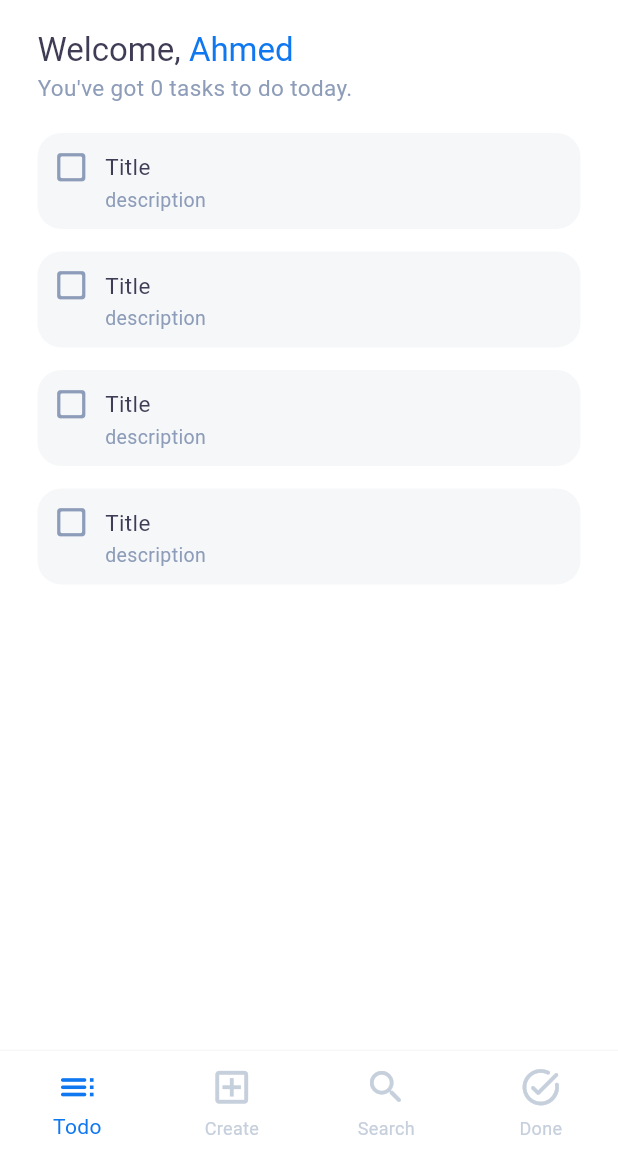
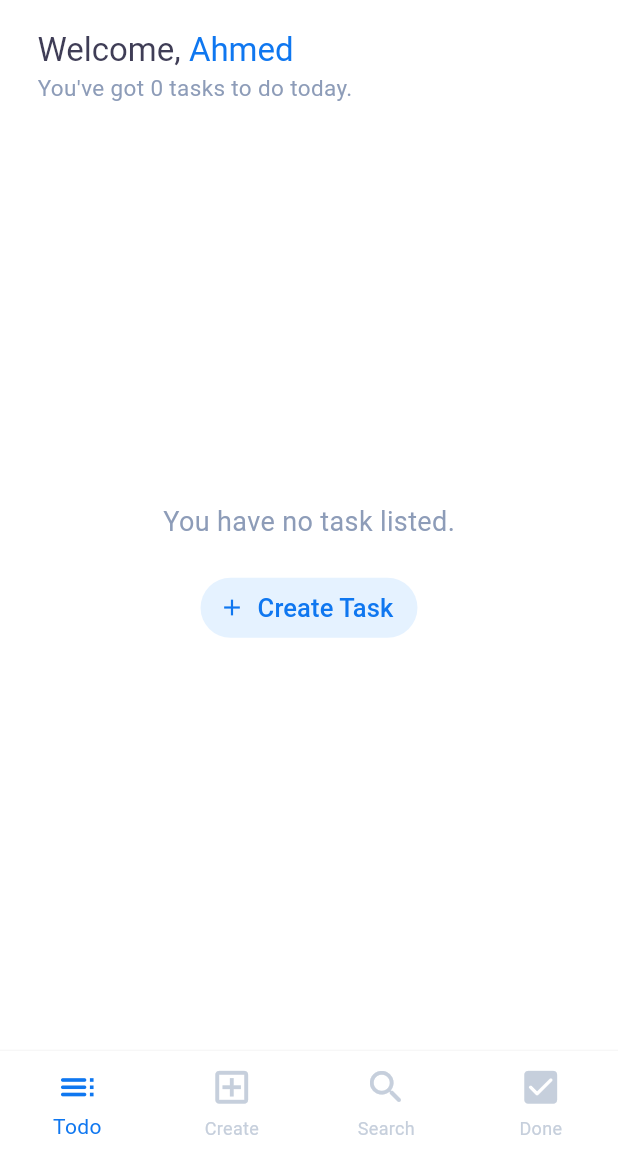
Before and after one commit to ahmed-taha1/Taski, a Flutter app: the screen it shows after launch, on a phone screen of 412 x 824 dp, the part 80-1236 px from its top. Run offline on Flutter 3.47's test engine with Material 3 defaults, Android fonts, the phone set to English and light mode, and no system bars; our stand-ins replace equatable, flutter_bloc, sqflite; accounts and stored records are empty.

Commit message:
db created, add , remove , update, delete task added, views , bottom sheet added

```diff
--- /dev/null
+++ b/lib/core/helpers/data_base_helper.dart
@@ -0,0 +1,71 @@
+import 'package:sqflite/sqflite.dart';
+import 'package:path/path.dart';
+
+class DataBaseHelper {
+  static Database? _instance;
+
+  static Future<Database> _getInstance() async {
+    _instance ??= await _initDB();
+    return _instance!;
+  }
+
+  static _initDB() async {
+    String dBPath = await getDatabasesPath();
+    String path = join(dBPath, 'Taski.db');
+    Database myDB = await openDatabase(path,
+        onCreate: _onCreate, version: 1, onUpgrade: _onUpdate);
+    return myDB;
+  }
+
+  static _onUpdate(Database db, int oldVersion, int newVersion) async {}
+
+  static _onCreate(Database db, int version) async {
+    try {
+      await db.execute('''
+      CREATE TABLE "Task"(
+        "id" INTEGER PRIMARY KEY NOT NULL,
+        "title" TEXT,
+        "description" TEXT,
+        "isCompleted" INTEGER
+      )''');
+    } catch (e) {
+      rethrow;
+    }
+  }
+
+  static query(String query) async {
+    Database myDB = await _getInstance();
+    List<Map> response = await myDB.rawQuery(query);
+    return response;
+  }
+
+  static Future<int> insert(String query) async {
+    Database myDB = await _getInstance();
+    try {
+      var response = await myDB.rawInsert(query);
+      return response;
+    } catch (e) {
+      rethrow;
+    }
+  }
+
+  static Future<int> update(String query) async {
+    Database myDB = await _getInstance();
+    try {
+      var response = await myDB.rawUpdate(query);
+      return response;
+    } catch (e) {
+      rethrow;
+    }
+  }
+
+  static delete(String query) async {
+    Database myDB = await _getInstance();
+    try {
+      var response = await myDB.rawDelete(query);
+      return response;
+    } catch (e) {
+      rethrow;
+    }
+  }
+}
--- a/lib/core/models/Task.dart
+++ b/lib/core/models/Task.dart
@@ -3,14 +3,34 @@ import 'package:equatable/equatable.dart';
 class Task extends Equatable {
   final String title;
   final String description;
-  final bool isCompleted;
+  final int isCompleted;
+  int? id;
 
-  const Task({
+  Task({
     required this.title,
     required this.description,
     required this.isCompleted,
+    this.id,
   });
 
   @override
   List<Object> get props => [title, description, isCompleted];
+
+  static Task fromMap(Map<dynamic, dynamic> map) {
+    return Task(
+      title: map['title'],
+      description: map['description'],
+      isCompleted: map['isCompleted'],
+      id: map['id'],
+    );
+  }
+
+  Map<String, dynamic> toMap() {
+    return {
+      'title': title,
+      'description': description,
+      'isCompleted': isCompleted,
+      'id': id,
+    };
+  }
 }
--- /dev/null
+++ b/lib/features/tasks/data/i_tasks_repo.dart
@@ -0,0 +1,8 @@
+import 'package:taski/core/models/Task.dart';
+
+abstract class ITasksRepo {
+  Future<List<Task>> getTasks();
+  Future<Task> addTask(Task task);
+  Future<Task> updateTask(Task task);
+  Future<void> deleteTask(Task task);
+}
--- /dev/null
+++ b/lib/features/tasks/data/tasks_repo.dart
@@ -0,0 +1,73 @@
+// import 'package:taski/core/helpers/data_base_helper.dart';
+// import 'package:taski/core/models/task.dart';
+// import 'package:taski/features/tasks/data/i_tasks_repo.dart';
+
+import 'package:taski/core/helpers/data_base_helper.dart';
+import 'package:taski/core/models/Task.dart';
+import 'package:taski/features/tasks/data/i_tasks_repo.dart';
+
+class TasksRepo implements ITasksRepo {
+  @override
+  Future<Task> addTask(Task task) async {
+    try {
+      int id = await DataBaseHelper.insert(
+      '''
+        INSERT INTO "Task" (
+          "title", "description", "isCompleted")
+        VALUES(
+          "${task.title}",
+          "${task.description}",
+          ${task.isCompleted})
+      ''');
+      task.id = id;
+      return task;
+    } catch (e) {
+      rethrow;
+    }
+  }
+
+  @override
+  Future<void> deleteTask(Task task) async {
+    try {
+      await DataBaseHelper.delete('''
+        DELETE FROM "Task"
+        WHERE id = ${task.id}
+      ''');
+    } catch (e) {
+      rethrow;
+    }
+  }
+
+  @override
+  Future<List<Task>> getTasks() async {
+    try{
+      List<Map> response = await DataBaseHelper.query('''
+        SELECT * FROM "Task"
+      ''');
+      List<Task> tasks = [];
+      for (var element in response) {
+        tasks.add(Task.fromMap(element));
+      }
+      return tasks;
+    } catch (e) {
+      rethrow;
+    }
+  }
+
+  @override
+  Future<Task> updateTask(Task task) async{
+    try{
+      await DataBaseHelper.update('''
+        UPDATE "Task"
+        SET
+          "title" = "${task.title}",
+          "description" = "${task.description}",
+          "isCompleted" = ${task.isCompleted}
+        WHERE id = ${task.id}
+      ''');
+      return task;
+    } catch (e) {
+      rethrow;
+    }
+  }
+}
--- a/lib/features/tasks/logic/tasks_cubit.dart
+++ b/lib/features/tasks/logic/tasks_cubit.dart
@@ -1,11 +1,125 @@
 import 'package:equatable/equatable.dart';
+import 'package:flutter/cupertino.dart';
+import 'package:flutter/material.dart';
 import 'package:flutter_bloc/flutter_bloc.dart';
-import '../../../core/models/Task.dart';
+import 'package:taski/core/models/Task.dart';
+import 'package:taski/features/tasks/data/i_tasks_repo.dart';
+import 'package:taski/features/tasks/ui/widgets/bottom_sheet.dart';
 
 part 'tasks_state.dart';
 
 class TasksCubit extends Cubit<TasksState> {
+  TextEditingController titleController = TextEditingController();
+  TextEditingController descriptionController = TextEditingController();
+  int displayTaskWithStatus = 0;
   List<Task> tasks = [];
-  TasksCubit() : super(TasksInitial());
+  final ITasksRepo _tasksRepo;
+  int currPageIndex = 0;
 
+  TasksCubit(this._tasksRepo) : super(TasksInitial()) {
+    getTasks();
+  }
+
+  Future<void> getTasks() async {
+    try {
+      tasks = await _tasksRepo.getTasks();
+      emit(TasksLoaded(tasks: tasks));
+    } catch (e) {
+      emit(TasksError(message: e.toString()));
+    }
+  }
+
+  Future<void> addTask() async {
+    try {
+      Task task = Task(
+        title: titleController.text,
+        description: descriptionController.text,
+        isCompleted: 0,
+      );
+      Task newTask = await _tasksRepo.addTask(task);
+      tasks.add(newTask);
+      emit(TaskAdded(task: newTask));
+    } catch (e) {
+      emit(TasksError(message: e.toString()));
+    }
+  }
+
+  Future<void> updateTask(Task task) async {
+    try {
+      Task updatedTask = await _tasksRepo.updateTask(task);
+      tasks =
+          tasks.map((e) => e.id == updatedTask.id ? updatedTask : e).toList();
+      emit(TaskUpdated(task: updatedTask));
+    } catch (e) {
+      emit(TasksError(message: e.toString()));
+    }
+  }
+
+  Future<void> deleteTask(Task task) async {
+    try {
+      await _tasksRepo.deleteTask(task);
+      tasks.removeWhere((element) => element.id == task.id);
+      emit(TaskDeleted(taskId: task.id!));
+    } catch (e) {
+      emit(TasksError(message: e.toString()));
+    }
+  }
+
+  Future<void> changeCompleteStatus(Task task) async {
+    try {
+      Task updatedTask = Task(
+        title: task.title,
+        description: task.description,
+        isCompleted: 1 - task.isCompleted,
+        id: task.id,
+      );
+      tasks =
+          tasks.map((e) => e.id == updatedTask.id ? updatedTask : e).toList();
+      emit(TaskUpdated(task: updatedTask));
+      await _tasksRepo.updateTask(updatedTask);
+    } catch (e) {
+      emit(TasksError(message: e.toString()));
+    }
+  }
+
+  void changePageIndex(int index, BuildContext context) {
+    switch (index) {
+      case 0:
+        displayTaskWithStatus = 0;
+        currPageIndex = index;
+        break;
+      case 1:
+        titleController.clear();
+        descriptionController.clear();
+        displayBottomSheet(
+          context: context,
+          titleController: titleController,
+          descriptionController: descriptionController,
+        );
+        break;
+      case 2:
+        // tasks.sort((a, b) => a.isCompleted.compareTo(b.isCompleted));
+        // emit(TasksLoaded(tasks: tasks));
+        currPageIndex = index;
+        break;
+      case 3:
+        currPageIndex = index;
+        displayTaskWithStatus = 1;
+        break;
+    }
+    emit(PageChanged(page: index));
+  }
+
+  void editTask(BuildContext context, Task task) {
+    titleController.text = task.title;
+    descriptionController.text = task.description;
+    displayBottomSheet(
+      context: context,
+      titleController: titleController,
+      descriptionController: descriptionController,
+      isEditing : true,
+      taskId: task.id,
+      isCompleted: task.isCompleted,
+    );
+  }
 }
--- a/lib/features/tasks/logic/tasks_state.dart
+++ b/lib/features/tasks/logic/tasks_state.dart
@@ -8,3 +8,57 @@ class TasksInitial extends TasksState {
   @override
   List<Object> get props => [];
 }
+
+class TasksLoaded extends TasksState {
+  final List<Task> tasks;
+
+  const TasksLoaded({required this.tasks});
+
+  @override
+  List<Object> get props => [tasks];
+}
+
+class TasksError extends TasksState {
+  final String message;
+
+  const TasksError({required this.message});
+
+  @override
+  List<Object> get props => [message];
+}
+
+class TaskAdded extends TasksState {
+  final Task task;
+
+  const TaskAdded({required this.task});
+
+  @override
+  List<Object> get props => [task];
+}
+
+class TaskUpdated extends TasksState {
+  final Task task;
+
+  const TaskUpdated({required this.task});
+
+  @override
+  List<Object> get props => [task];
+}
+
+class TaskDeleted extends TasksState {
+  final int taskId;
+
+  const TaskDeleted({required this.taskId});
+
+  @override
+  List<Object> get props => [taskId];
+}
+
+class PageChanged extends TasksState {
+  final int page;
+
+  const PageChanged({required this.page});
+
+  @override
+  List<Object> get props => [page];
+}
--- a/lib/features/tasks/ui/tasks_view.dart
+++ b/lib/features/tasks/ui/tasks_view.dart
@@ -1,5 +1,8 @@
 import 'package:flutter/material.dart';
+import 'package:flutter_bloc/flutter_bloc.dart';
+import 'package:taski/features/tasks/logic/tasks_cubit.dart';
 import 'package:taski/features/tasks/ui/widgets/tasks_view_body.dart';
+import 'package:taski/features/tasks/ui/widgets/bottom_sheet.dart';
 
 class TasksView extends StatelessWidget {
   const TasksView({super.key});
@@ -11,7 +14,9 @@ class TasksView extends StatelessWidget {
       body: const TasksViewBody(),
       bottomNavigationBar: SizedBox(
         height: 70,
-        child: BottomNavigationBar(
+        child: BlocBuilder<TasksCubit, TasksState>(
+          builder: (context, state) {
+            return BottomNavigationBar(
               elevation: 2,
               type: BottomNavigationBarType.fixed,
               enableFeedback: false,
@@ -19,9 +24,16 @@ class TasksView extends StatelessWidget {
               showUnselectedLabels: true,
               unselectedItemColor: const Color(0xFFC6CFDC),
               selectedItemColor: Theme.of(context).indicatorColor,
-          currentIndex: 0,
+              currentIndex: context.read<TasksCubit>().currPageIndex,
               onTap: (index) {
-            print(index);
+                context.read<TasksCubit>().changePageIndex(index, context);
+                // if (index == 1) {
+                //   displayBottomSheet(
+                //       context: context,
+                //       titleController: context.read<TasksCubit>().titleController,
+                //       descriptionController:
+                //           context.read<TasksCubit>().descriptionController);
+                // }
               },
               items: const [
                 BottomNavigationBarItem(
@@ -58,13 +70,15 @@ class TasksView extends StatelessWidget {
                   icon: Padding(
                     padding: EdgeInsets.only(bottom: 2.0),
                     child: Icon(
-                  Icons.task_alt_rounded,
+                      Icons.check_box_rounded,
                       size: 29,
                     ),
                   ),
                   label: 'Done',
                 ),
               ],
+            );
+          },
         ),
       ),
     );
--- a/lib/features/tasks/ui/widgets/task_widget.dart
+++ b/lib/features/tasks/ui/widgets/task_widget.dart
@@ -1,15 +1,20 @@
 import 'package:flutter/material.dart';
-import 'package:taski/core/helpers/spacing.dart';
+import 'package:flutter_bloc/flutter_bloc.dart';
+import 'package:taski/core/models/Task.dart';
+import 'package:taski/features/tasks/logic/tasks_cubit.dart';
 
 class TaskWidget extends StatelessWidget {
-  const TaskWidget({super.key, required this.title, required this.description});
+  const TaskWidget({super.key, required this.task});
 
-  final String title;
-  final String description;
+  final Task task;
 
   @override
   Widget build(BuildContext context) {
-    return Container(
+    return GestureDetector(
+      onLongPress: () {
+        context.read<TasksCubit>().editTask(context, task);
+      },
+      child: Container(
         width: double.infinity,
         decoration: BoxDecoration(
           color: const Color(0xFFF5F7F9),
@@ -22,23 +27,35 @@ class TaskWidget extends StatelessWidget {
           children: [
             Row(
               children: [
-              Icon(
-                Icons.check_box_outline_blank_rounded,
-                color: Theme.of(context).secondaryHeaderColor,
+                IconButton(
+                  onPressed: () {
+                    context.read<TasksCubit>().changeCompleteStatus(task);
+                  },
+                  icon: Icon(
+                    task.isCompleted == 0
+                        ? Icons.check_box_outline_blank_rounded
+                        : Icons.check_box_rounded,
+                    color: task.isCompleted == 0
+                        ? Theme.of(context).secondaryHeaderColor
+                        : Theme.of(context).indicatorColor,
                     size: 25,
                   ),
-              horizontalSpace(10),
+                ),
                 Text(
-                title,
+                  task.title,
                   style: TextStyle(
-                    fontSize: 15, color: Theme.of(context).primaryColor),
+                    fontSize: 15,
+                    color: Theme.of(context).primaryColor,
+                  ),
                 ),
               ],
             ),
-          Padding(
-            padding: const EdgeInsets.only(left: 35),
+            task.description.isEmpty
+                ? const SizedBox.shrink()
+                : Padding(
+                    padding: const EdgeInsets.only(left: 45),
                     child: Text(
-              description,
+                      task.description,
                       style: TextStyle(
                         fontSize: 13,
                         color: Theme.of(context).secondaryHeaderColor,
@@ -47,6 +64,7 @@ class TaskWidget extends StatelessWidget {
                   ),
           ],
         ),
+      ),
     );
   }
 }
--- /dev/null
+++ b/lib/features/tasks/ui/widgets/tasks_list.dart
@@ -0,0 +1,65 @@
+import 'package:flutter/material.dart';
+import 'package:flutter_bloc/flutter_bloc.dart';
+import 'package:path/path.dart';
+import 'package:taski/core/helpers/spacing.dart';
+import 'package:taski/features/tasks/logic/tasks_cubit.dart';
+import 'package:taski/features/tasks/ui/widgets/task_widget.dart';
+
+class TasksList extends StatelessWidget {
+  const TasksList({super.key});
+
+  @override
+  Widget build(BuildContext context) {
+    return BlocBuilder<TasksCubit, TasksState>(
+      builder: (context, state) {
+        final tasks = context.read<TasksCubit>().tasks;
+        int currDisplayingStatus =
+            context.read<TasksCubit>().displayTaskWithStatus;
+        final filteredTasks = tasks
+            .where((task) => task.isCompleted == currDisplayingStatus)
+            .toList();
+        if (filteredTasks.isEmpty && currDisplayingStatus == 0) {
+          return Center(
+            child: Column(
+              mainAxisAlignment: MainAxisAlignment.center,
+              children: [
+                Text(
+                  'You have no task listed.',
+                  style: TextStyle(
+                      fontSize: 18,
+                      color: Theme.of(context).secondaryHeaderColor),
+                ),
+                verticalSpace(20),
+                TextButton.icon(
+                  icon: Icon(Icons.add, color: Theme.of(context).indicatorColor,),
+                  onPressed: () {
+                    context.read<TasksCubit>().changePageIndex(1, context);
+                  },
+                  style: ElevatedButton.styleFrom(
+                    backgroundColor: const Color(0xFF007FFF).withOpacity(0.10),
+                  ),
+                  label: Text(
+                    "Create Task",
+                    style: TextStyle(color: Theme.of(context).indicatorColor, fontSize: 17),
+                  ),
+                ),
+              ],
+            ),
+          );
+        }
+        return ListView.builder(
+          physics: const BouncingScrollPhysics(),
+          itemCount: filteredTasks.length,
+          itemBuilder: (context, index) {
+            return Padding(
+              padding: const EdgeInsets.only(bottom: 15),
+              child: TaskWidget(
+                task: filteredTasks[index],
+              ),
+            );
+          },
+        );
+      },
+    );
+  }
+}
--- a/lib/features/tasks/ui/widgets/tasks_view_body.dart
+++ b/lib/features/tasks/ui/widgets/tasks_view_body.dart
@@ -2,11 +2,9 @@ import 'package:flutter/material.dart';
 import 'package:flutter_bloc/flutter_bloc.dart';
 import 'package:taski/core/helpers/spacing.dart';
 import 'package:taski/features/tasks/logic/tasks_cubit.dart';
-import 'package:taski/features/tasks/ui/widgets/task_widget.dart';
+import 'package:taski/features/tasks/ui/widgets/tasks_list.dart';
 import 'package:taski/features/tasks/ui/widgets/top_icon.dart';
-import 'package:taski/features/tasks/ui/widgets/welcome%20msg.dart';
-
-import '../../../../core/models/Task.dart';
+import 'package:taski/features/tasks/ui/widgets/welcome_msg.dart';
 
 class TasksViewBody extends StatelessWidget {
   const TasksViewBody({super.key});
@@ -24,21 +22,27 @@ class TasksViewBody extends StatelessWidget {
             const TopIcon(),
             verticalSpace(20),
             const WelcomeMsg(),
-            Text(
-              'You\'ve got ${context.read<TasksCubit>().tasks.length} tasks to do today.',
-              style: TextStyle(
-                fontSize: 15,
-                color: Theme.of(context).secondaryHeaderColor,
-              ),
+            BlocBuilder<TasksCubit, TasksState>(
+              builder: (context, state) {
+                int tasksCnt = context
+                    .read<TasksCubit>()
+                    .tasks
+                    .where((task) => task.isCompleted == 0)
+                    .toList()
+                    .length;
+                return Text(
+                  'You\'ve got $tasksCnt tasks to do today.',
+                  style: TextStyle(
+                    fontSize: 15,
+                    color: Theme.of(context).secondaryHeaderColor,
+                  ),
+                );
+              },
             ),
             verticalSpace(20),
-            const TaskWidget(title: 'Title', description: 'description',),
-            verticalSpace(15),
-            const TaskWidget(title: 'Title', description: 'description',),
-            verticalSpace(15),
-            const TaskWidget(title: 'Title', description: 'description',),
-            verticalSpace(15),
-            const TaskWidget(title: 'Title', description: 'description',),
+            const Expanded(
+              child: TasksList(),
+            ),
           ],
         ),
       ),
--- a/lib/features/tasks/ui/widgets/top_icon.dart
+++ b/lib/features/tasks/ui/widgets/top_icon.dart
@@ -29,7 +29,7 @@ class TopIcon extends StatelessWidget {
         horizontalSpace(10),
         Text(
           'Taski',
-          style: Theme.of(context).textTheme.headline6?.copyWith(
+          style: Theme.of(context).textTheme.titleLarge?.copyWith(
             color: Theme.of(context).primaryColor,
           ),
         ),
--- a/lib/taski.dart
+++ b/lib/taski.dart
@@ -1,6 +1,6 @@
 import 'package:flutter/material.dart';
 import 'package:flutter_bloc/flutter_bloc.dart';
-import 'package:google_fonts/google_fonts.dart';
+import 'package:taski/features/tasks/data/tasks_repo.dart';
 import 'package:taski/features/tasks/logic/tasks_cubit.dart';
 import 'package:taski/features/tasks/ui/tasks_view.dart';
 
@@ -11,7 +11,10 @@ class Taski extends StatelessWidget {
   Widget build(BuildContext context) {
     return MultiBlocProvider(
       providers: [
-        BlocProvider(create: (context) => TasksCubit()),
+        BlocProvider(
+          create: (context) => TasksCubit(TasksRepo()),
+          lazy: false,
+        )
       ],
       child: MaterialApp(
         debugShowCheckedModeBanner: false,
--- a/pubspec.yaml
+++ b/pubspec.yaml
@@ -38,6 +38,8 @@ dependencies:
   google_fonts: ^6.2.1
   flutter_bloc: ^8.1.5
   equatable: ^2.0.5
+  sqflite: ^2.3.3+1
+  path: ^1.9.0
 dev_dependencies:
   flutter_test:
     sdk: flutter
```
Also changed, not shown: lib/core/widgets/custom_input_field.dart (added, +31 -0 lines), lib/features/tasks/ui/widgets/bottom_sheet.dart (added, +156 -0 lines), lib/features/tasks/ui/widgets/welcome_msg.dart (renamed from lib/features/tasks/ui/widgets/welcome msg.dart), pubspec.lock, 1 other file. Lines whose indentation alone changed are shown as unchanged.
